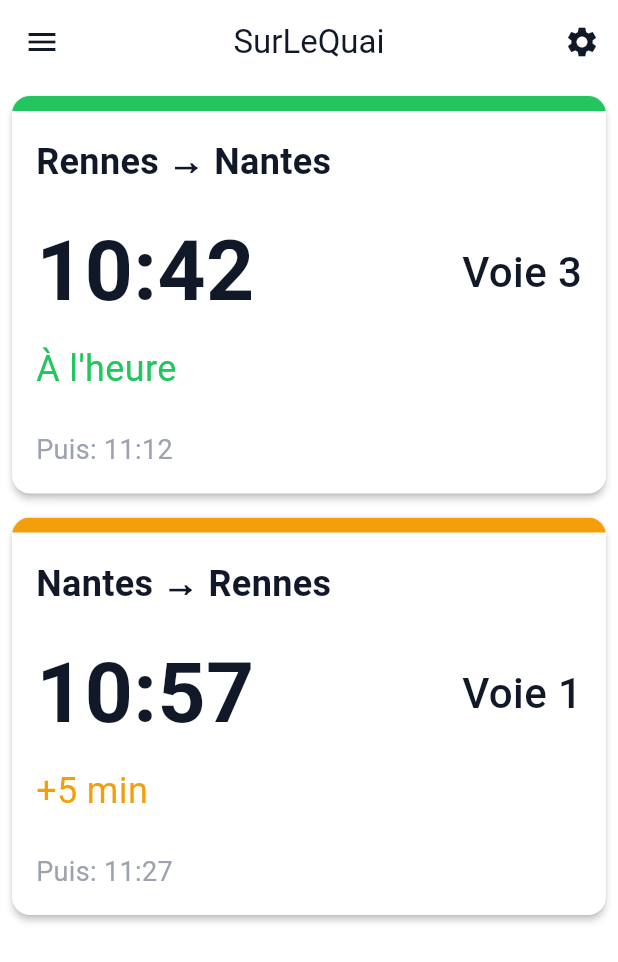
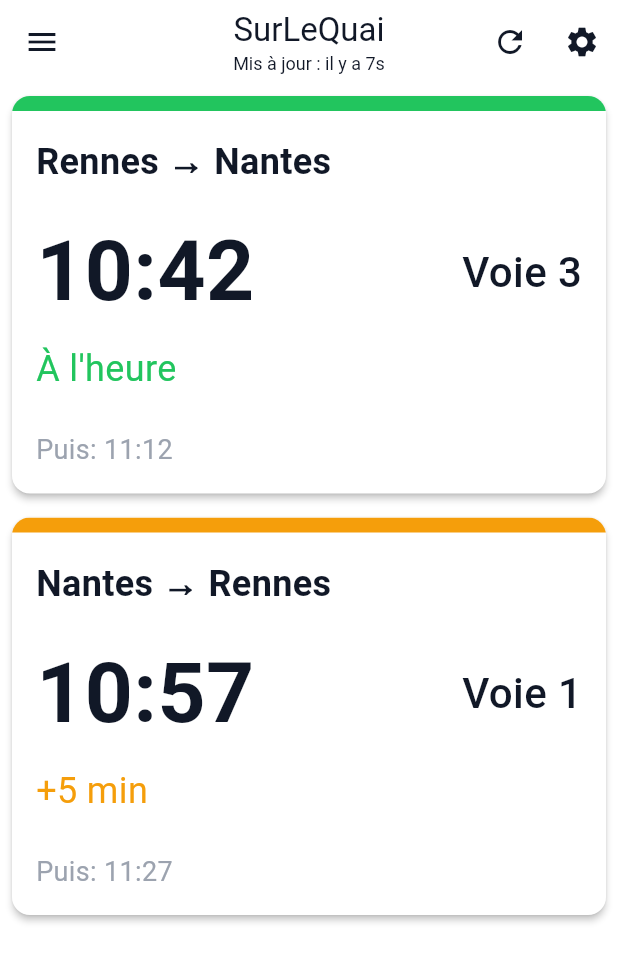
Before and after one commit to klutchnikoff/surlequai, a Flutter app: the screen it shows after launch, on a phone screen of 412 x 824 dp. Shown: the top 962 px of the screen. Run offline on Flutter 3.47's test engine with Material 3 defaults, Android fonts, the phone set to English and light mode, and no system bars; our stand-ins replace shared_preferences.

Commit message:
feat: ajout indicateur de mise à jour et refresh
Nouveaux éléments :
- lib/widgets/last_update_indicator.dart : Widget affichant
  "Mis à jour il y a X" avec auto-rafraîchissement chaque seconde
  et opacité variable selon l'ancienneté des données

Modifications home_screen.dart :
- Ajout de LastUpdateIndicator dans l'AppBar (sous le titre)
- Ajout d'un bouton refresh dans l'AppBar (⟲)
- Ajout de RefreshIndicator pour pull-to-refresh

L'utilisateur peut maintenant voir quand les données ont été
mises à jour pour la dernière fois et rafraîchir manuellement.

Co-Authored-By: Claude Sonnet 4.5 <noreply@anthropic.com>

```diff
--- a/lib/screens/home_screen.dart
+++ b/lib/screens/home_screen.dart
@@ -1,16 +1,18 @@
 import 'package:flutter/material.dart';
 import 'package:provider/provider.dart';
 import 'package:surlequai/models/departure.dart';
-import 'package:surlequai/screens/settings_screen.dart'; // Import SettingsScreen
+import 'package:surlequai/screens/settings_screen.dart';
 import 'package:surlequai/services/trip_provider.dart';
 import 'package:surlequai/widgets/direction_card.dart';
+import 'package:surlequai/widgets/last_update_indicator.dart';
 import 'package:surlequai/widgets/schedules_modal.dart';
 import 'package:surlequai/widgets/trips_drawer.dart';
 
 class HomeScreen extends StatelessWidget {
   const HomeScreen({super.key});
 
-  void _showSchedulesModal(BuildContext context, String title, List<Departure> departures) {
+  void _showSchedulesModal(
+      BuildContext context, String title, List<Departure> departures) {
     showModalBottomSheet(
       context: context,
       isScrollControlled: true, // Important for DraggableScrollableSheet
@@ -33,13 +35,27 @@ class HomeScreen extends StatelessWidget {
     return Scaffold(
       drawer: const TripsDrawer(),
       appBar: AppBar(
-        title: const Text('SurLeQuai'),
+        title: Column(
+          mainAxisSize: MainAxisSize.min,
+          children: [
+            const Text('SurLeQuai'),
+            LastUpdateIndicator(lastUpdate: tripProvider.lastUpdate),
+          ],
+        ),
         centerTitle: true,
         elevation: 0,
         backgroundColor: Colors.transparent,
         actions: [
           IconButton(
+            icon: const Icon(Icons.refresh),
+            tooltip: 'Rafraîchir',
+            onPressed: () {
+              tripProvider.refreshDepartures();
+            },
+          ),
+          IconButton(
             icon: const Icon(Icons.settings),
+            tooltip: 'Paramètres',
             onPressed: () {
               Navigator.push(
                 context,
@@ -64,19 +80,24 @@ class HomeScreen extends StatelessWidget {
       return const Center(child: CircularProgressIndicator());
     }
 
-    return Padding(
+    return RefreshIndicator(
+      onRefresh: () => tripProvider.refreshDepartures(),
+      child: Padding(
         padding: const EdgeInsets.symmetric(horizontal: 8.0),
         child: ListView(
           children: [
             DirectionCard(
               viewModel: viewModelGo,
-            onTap: () => _showSchedulesModal(context, viewModelGo.title, tripProvider.departuresGo),
+              onTap: () => _showSchedulesModal(
+                  context, viewModelGo.title, tripProvider.departuresGo),
             ),
             DirectionCard(
               viewModel: viewModelReturn,
-            onTap: () => _showSchedulesModal(context, viewModelReturn.title, tripProvider.departuresReturn),
+              onTap: () => _showSchedulesModal(context, viewModelReturn.title,
+                  tripProvider.departuresReturn),
             ),
           ],
+        ),
       ),
     );
   }
--- /dev/null
+++ b/lib/widgets/last_update_indicator.dart
@@ -0,0 +1,82 @@
+import 'dart:async';
+
+import 'package:flutter/material.dart';
+import 'package:surlequai/theme/app_theme.dart';
+import 'package:surlequai/utils/formatters.dart';
+
+/// Widget affichant "Mis à jour il y a X"
+///
+/// Se met à jour automatiquement chaque seconde pour afficher
+/// le temps écoulé depuis la dernière mise à jour.
+class LastUpdateIndicator extends StatefulWidget {
+  final DateTime? lastUpdate;
+
+  const LastUpdateIndicator({
+    super.key,
+    required this.lastUpdate,
+  });
+
+  @override
+  State<LastUpdateIndicator> createState() => _LastUpdateIndicatorState();
+}
+
+class _LastUpdateIndicatorState extends State<LastUpdateIndicator> {
+  Timer? _timer;
+
+  @override
+  void initState() {
+    super.initState();
+    // Démarre un timer qui se déclenche toutes les secondes
+    _timer = Timer.periodic(const Duration(seconds: 1), (_) {
+      if (mounted) {
+        setState(() {
+          // Force le rebuild pour mettre à jour le temps relatif
+        });
+      }
+    });
+  }
+
+  @override
+  void dispose() {
+    _timer?.cancel();
+    super.dispose();
+  }
+
+  @override
+  Widget build(BuildContext context) {
+    if (widget.lastUpdate == null) {
+      return Text(
+        'Chargement...',
+        style: TextStyle(
+          fontSize: 12,
+          color: AppTheme.getSecondaryTextColor(context),
+        ),
+      );
+    }
+
+    final now = DateTime.now();
+    final difference = now.difference(widget.lastUpdate!);
+
+    // Calcul de l'opacité basée sur l'ancienneté
+    // Plus les données sont anciennes, plus le texte est grisé
+    double opacity = 1.0;
+    if (difference.inMinutes > 5) {
+      opacity = 0.7; // Légèrement grisé après 5 min
+    }
+    if (difference.inMinutes > 15) {
+      opacity = 0.5; // Plus grisé après 15 min
+    }
+
+    return Text(
+      'Mis à jour : ${TimeFormatter.formatRelativeTime(widget.lastUpdate!)}',
+      style: TextStyle(
+        fontSize: 12,
+        color: Theme.of(context)
+            .textTheme
+            .bodySmall
+            ?.color
+            ?.withValues(alpha: opacity),
+      ),
+    );
+  }
+}
```
Lines whose indentation alone changed are shown as unchanged.
